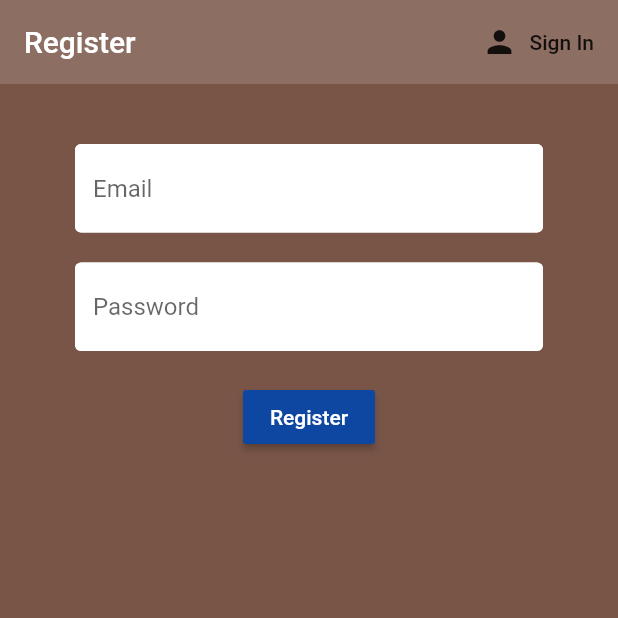
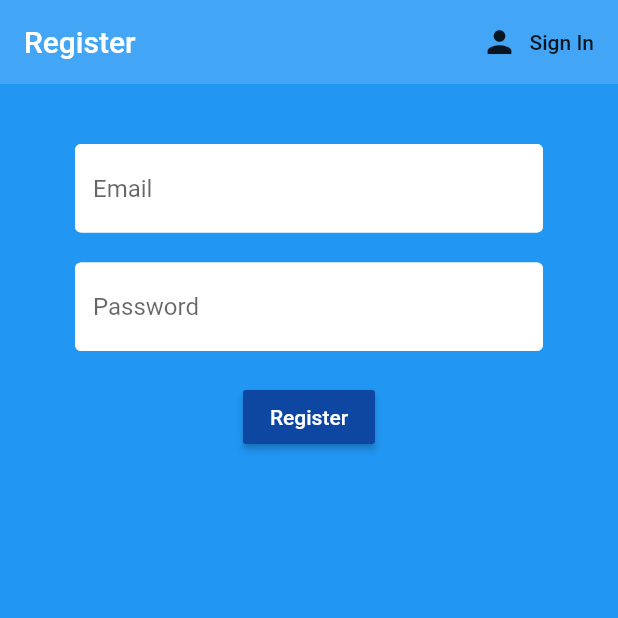
Before and after one commit to sophia-qin/firebaseStarterApp, a Flutter app: the screen it shows after launch, after a tap on "Sign In", after a tap on "Register", on a phone screen of 412 x 824 dp, the top half of it. Run offline on Flutter 3.47's test engine with Material 2 defaults, Android fonts, the phone set to English and light mode, and no system bars; our stand-ins replace firebase_auth, flutter_spinkit; accounts and stored records are empty.

Commit message:
added loading screens

```diff
--- a/lib/screens/authentication/register.dart
+++ b/lib/screens/authentication/register.dart
@@ -1,5 +1,6 @@
 import 'package:firebasetutorial/screens/services/auth.dart';
 import 'package:firebasetutorial/shared/constants.dart';
+import 'package:firebasetutorial/shared/loading.dart';
 import 'package:flutter/material.dart';
 
 class Register extends StatefulWidget {
@@ -13,16 +14,17 @@ class _RegisterState extends State<Register> {
 
   final AuthService _auth = AuthService();
   final _formkey = GlobalKey<FormState>();
+  bool loading = false;
   // text field state
   String email = '';
   String password = '';
   String error = '';
   @override
   Widget build(BuildContext context) {
-    return Scaffold(
-        backgroundColor: Colors.brown,
+    return loading ? Loading(): Scaffold(
+        backgroundColor: Colors.blue,
         appBar: AppBar(
-          backgroundColor: Colors.brown[400],
+          backgroundColor: Colors.blue[400],
           elevation: 0.0,
           title: Text('Register'),
           actions: <Widget>[
@@ -71,10 +73,14 @@ class _RegisterState extends State<Register> {
                     ),
                     onPressed: () async {
                       if (_formkey.currentState.validate()){
+                        setState(() {
+                          loading = true;
+                        });
                         dynamic result = await _auth.registerWithEmailAndPassword(email, password);
                         if (result == null) {
                           setState(() {
                             error = 'Please supply a vaid email';
+                            loading = false;
                           });
                         }
                       } else {
--- a/lib/screens/authentication/sign_in.dart
+++ b/lib/screens/authentication/sign_in.dart
@@ -1,5 +1,6 @@
 import 'package:firebasetutorial/screens/services/auth.dart';
 import 'package:firebasetutorial/shared/constants.dart';
+import 'package:firebasetutorial/shared/loading.dart';
 import 'package:flutter/material.dart';
 
 class SignIn extends StatefulWidget {
@@ -15,18 +16,20 @@ class SignIn extends StatefulWidget {
 class _SignInState extends State<SignIn> {
 
   final AuthService _auth = AuthService();
+  final _formkey = GlobalKey<FormState>();
+  bool loading = false;
 
   // text field state
   String email = '';
   String password = '';
-  final _formkey = GlobalKey<FormState>();
   String error = '';
+
   @override
   Widget build(BuildContext context) {
-    return Scaffold(
-      backgroundColor: Colors.brown,
+    return loading ? Loading() : Scaffold(
+      backgroundColor: Colors.blue,
       appBar: AppBar(
-        backgroundColor: Colors.brown[400],
+        backgroundColor: Colors.blue[400],
         elevation: 0.0,
         title: Text('Sign In'),
         actions: <Widget>[
@@ -75,10 +78,14 @@ class _SignInState extends State<SignIn> {
                 ),
                 onPressed: () async {
                   if (_formkey.currentState.validate()){
+                    setState(() {
+                      loading = true;
+                    });
                     dynamic result = await _auth.signInWithEmailAndPassword(email, password);
                     if (result == null) {
                       setState(() {
                         error = 'Invalid Credentials: Username or Password incorrect';
+                        loading = false;
                       });
                     }
                   }
--- a/pubspec.yaml
+++ b/pubspec.yaml
@@ -27,6 +27,7 @@ dependencies:
   firebase_auth: ^0.16.1
   cloud_firestore: ^0.13.6
   provider: ^4.1.2
+  flutter_spinkit: ^4.1.2+1
 
 
   # The following adds the Cupertino Icons font to your application.
```
Also changed, not shown: lib/shared/loading.dart (added, +18 -0 lines), pubspec.lock.
